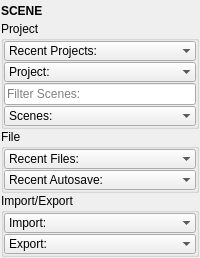
Old version of the form tentacle/ui/scene.ui in the repository m3trik/tentacle.
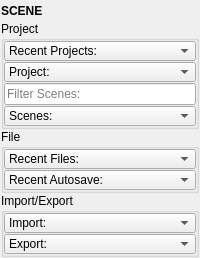
New version of the form. Custom widgets are drawn as their Qt base class.

```diff
--- a/tentacle/ui/scene.ui
+++ b/tentacle/ui/scene.ui
@@ -105,13 +105,7 @@
             <string>Any recent workspaces will appear here.</string>
            </property>
            <property name="maxVisibleItems">
-            <number>30</number>
-           </property>
-           <property name="sizeAdjustPolicy">
-            <enum>QComboBox::AdjustToMinimumContentsLengthWithIcon</enum>
-           </property>
-           <property name="frame">
-            <bool>false</bool>
+            <number>40</number>
            </property>
            <item>
             <property name="text">
@@ -140,12 +134,6 @@
            <property name="maxVisibleItems">
             <number>40</number>
            </property>
-           <property name="sizeAdjustPolicy">
-            <enum>QComboBox::AdjustToMinimumContentsLengthWithIcon</enum>
-           </property>
-           <property name="frame">
-            <bool>false</bool>
-           </property>
            <item>
             <property name="text">
              <string>Project:</string>
@@ -183,12 +171,6 @@
            <property name="maxVisibleItems">
             <number>40</number>
            </property>
-           <property name="sizeAdjustPolicy">
-            <enum>QComboBox::AdjustToMinimumContentsLengthWithIcon</enum>
-           </property>
-           <property name="frame">
-            <bool>false</bool>
-           </property>
            <item>
             <property name="text">
              <string>Scenes:</string>
@@ -238,13 +220,7 @@
             <string>Any recent scenes will appear here.</string>
            </property>
            <property name="maxVisibleItems">
-            <number>30</number>
-           </property>
-           <property name="sizeAdjustPolicy">
-            <enum>QComboBox::AdjustToMinimumContentsLengthWithIcon</enum>
-           </property>
-           <property name="frame">
-            <bool>false</bool>
+            <number>40</number>
            </property>
            <item>
             <property name="text">
@@ -271,13 +247,7 @@
             <string>Any recent autosaves will appear here.</string>
            </property>
            <property name="maxVisibleItems">
-            <number>30</number>
-           </property>
-           <property name="sizeAdjustPolicy">
-            <enum>QComboBox::AdjustToContentsOnFirstShow</enum>
-           </property>
-           <property name="frame">
-            <bool>false</bool>
+            <number>40</number>
            </property>
            <item>
             <property name="text">
@@ -325,13 +295,7 @@
             </size>
            </property>
            <property name="maxVisibleItems">
-            <number>30</number>
-           </property>
-           <property name="sizeAdjustPolicy">
-            <enum>QComboBox::AdjustToContentsOnFirstShow</enum>
-           </property>
-           <property name="frame">
-            <bool>false</bool>
+            <number>40</number>
            </property>
            <item>
             <property name="text">
@@ -355,13 +319,7 @@
             </size>
            </property>
            <property name="maxVisibleItems">
-            <number>30</number>
-           </property>
-           <property name="sizeAdjustPolicy">
-            <enum>QComboBox::AdjustToContentsOnFirstShow</enum>
-           </property>
-           <property name="frame">
-            <bool>false</bool>
+            <number>40</number>
            </property>
            <item>
             <property name="text">
```
